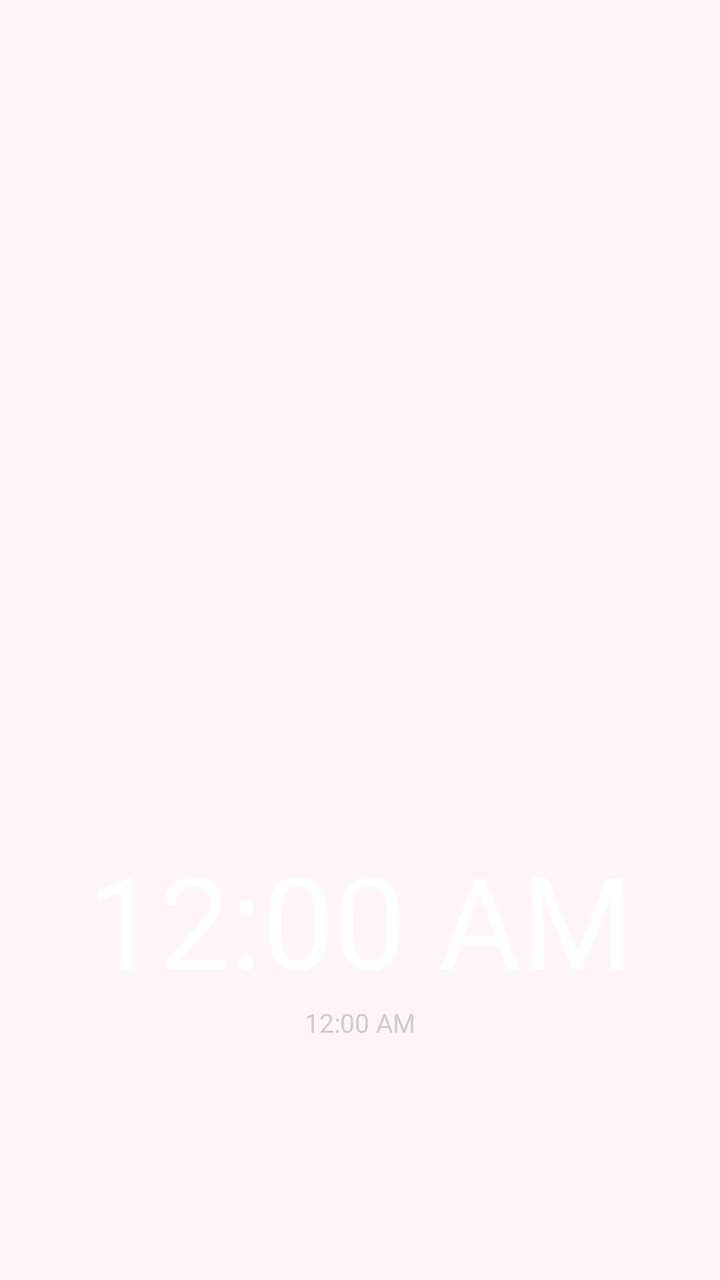
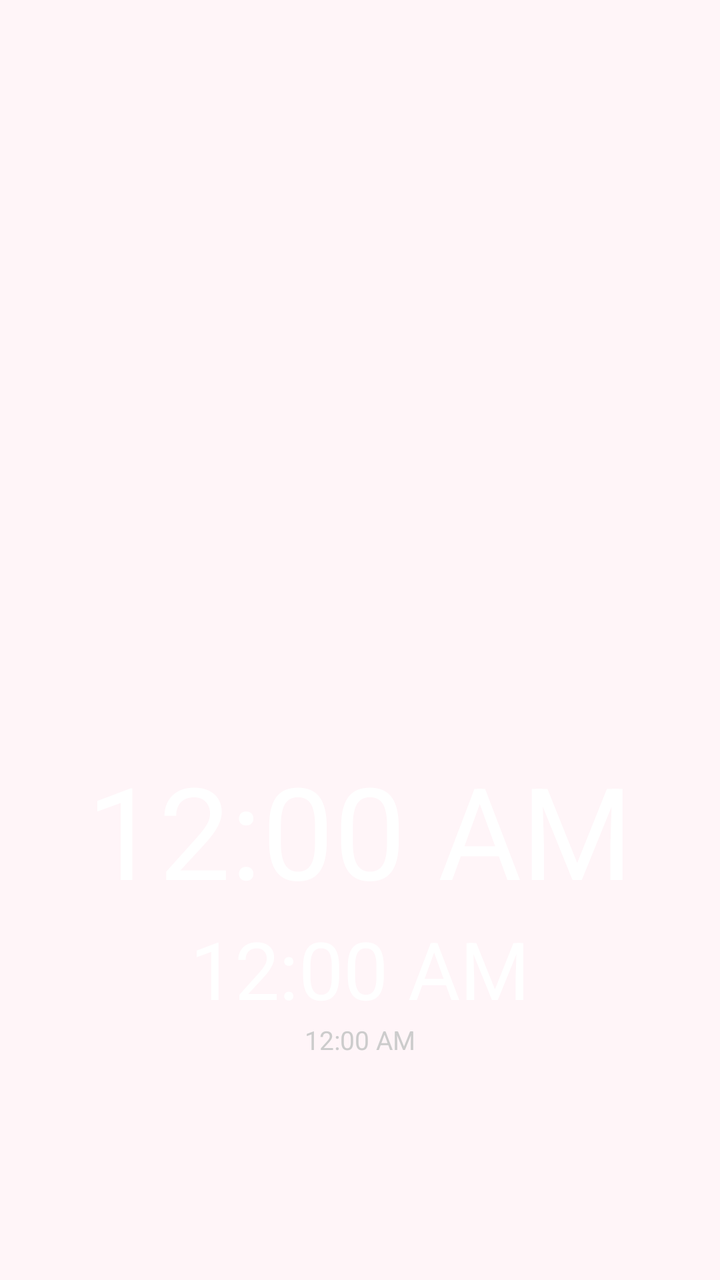

Before-and-after screenshots of an Android layout around one commit, followed by the original layout XML and the change that was made.
<!-- AndroidManifest.xml: application theme Theme.OneWidget -->
<!-- res/layout/panel_clock.xml -->
<?xml version="1.0" encoding="utf-8"?>
<LinearLayout xmlns:android="http://schemas.android.com/apk/res/android"
    android:id="@+id/clock_panel"
    android:layout_width="match_parent"
    android:layout_height="match_parent"
    android:gravity="center_horizontal"
    android:orientation="vertical"
    android:padding="4dp">

    <FrameLayout
        android:layout_width="match_parent"
        android:layout_height="0dp"
        android:layout_weight="1" />

    <TextClock
        android:id="@+id/time"
        android:layout_width="match_parent"
        android:layout_height="0dp"
        android:layout_weight="4"
        android:autoSizeMaxTextSize="64sp"
        android:autoSizeMinTextSize="14sp"
        android:autoSizeTextType="uniform"
        android:gravity="center_horizontal|bottom"
        android:maxLines="1"
        android:textColor="#FFFFFFFF" />

    <TextClock
        android:id="@+id/date"
        android:layout_width="wrap_content"
        android:layout_height="wrap_content"
        android:textColor="#FFCCCCCC"
        android:textSize="13sp" />

    <TextView
        android:id="@+id/alarm"
        android:layout_width="wrap_content"
        android:layout_height="wrap_content"
        android:textColor="#FFFFB74D"
        android:textSize="12sp" />

    <FrameLayout
        android:layout_width="match_parent"
        android:layout_height="0dp"
        android:layout_weight="1" />
</LinearLayout>
<!-- resources referenced by this layout -->
<resources>
  <style name="Theme.OneWidget" parent="@android:style/Theme.Material.Light.NoActionBar">
          <item name="android:colorPrimary">@color/sakura_primary</item>
          <item name="android:colorPrimaryDark">@color/sakura_bg</item>
          <item name="android:colorAccent">@color/sakura_primary</item>
          <item name="android:colorControlActivated">@color/sakura_primary</item>
          <item name="android:windowBackground">@color/sakura_bg</item>
          <item name="android:statusBarColor">@color/sakura_bg</item>
          <item name="android:navigationBarColor">@color/sakura_bg</item>
          <item name="android:windowLightStatusBar">true</item>
          <item name="android:textColorPrimary">@color/sakura_text</item>
          <item name="android:textColorSecondary">@color/sakura_subtext</item>
      </style>
  <color name="sakura_primary">#FFEC407A</color>
  <color name="sakura_bg">#FFFFF5F8</color>
  <color name="sakura_text">#FF4A2B38</color>
  <color name="sakura_subtext">#FF8E6B7A</color>
</resources>

<!-- the commit's change to res/layout/panel_clock.xml (unified diff, before → after) -->
@@ -12,6 +12,15 @@
         android:layout_height="0dp"
         android:layout_weight="1" />
 
+    
+    <TextClock
+        android:id="@+id/date_top"
+        android:layout_width="wrap_content"
+        android:layout_height="wrap_content"
+        android:textColor="#FFCCCCCC"
+        android:textSize="13sp"
+        android:visibility="gone" />
+
     <TextClock
         android:id="@+id/time"
         android:layout_width="match_parent"
@@ -23,6 +32,16 @@
         android:gravity="center_horizontal|bottom"
         android:maxLines="1"
         android:textColor="#FFFFFFFF" />
+
+    
+    <TextClock
+        android:id="@+id/time_fixed"
+        android:layout_width="match_parent"
+        android:layout_height="wrap_content"
+        android:gravity="center_horizontal"
+        android:maxLines="1"
+        android:textColor="#FFFFFFFF"
+        android:textSize="40sp" />
 
     <TextClock
         android:id="@+id/date"
